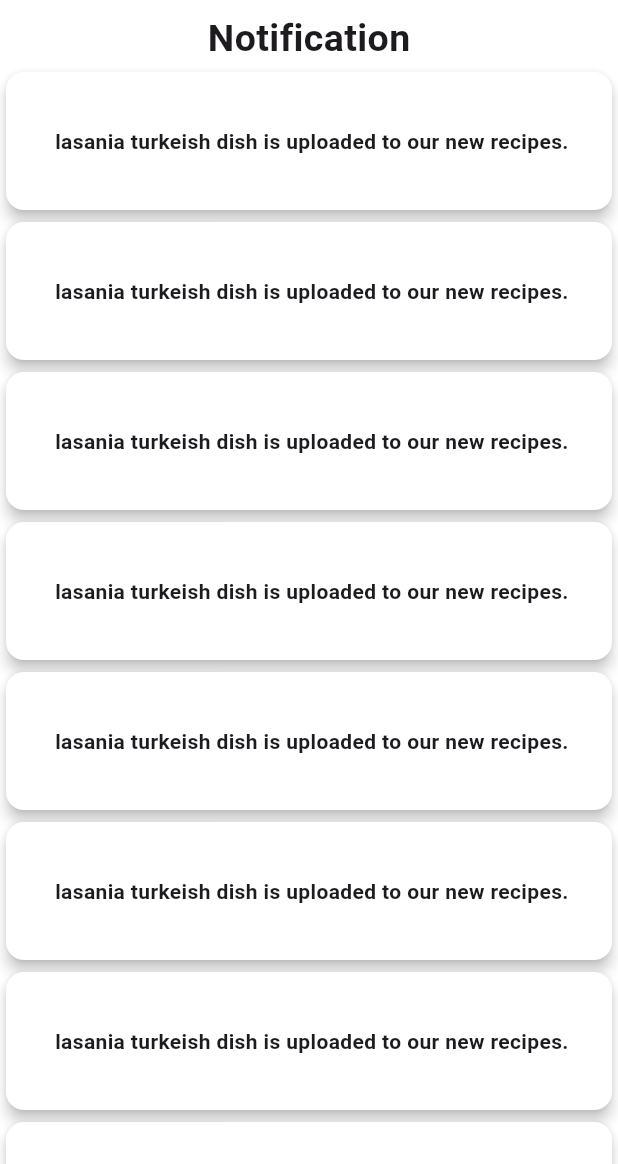
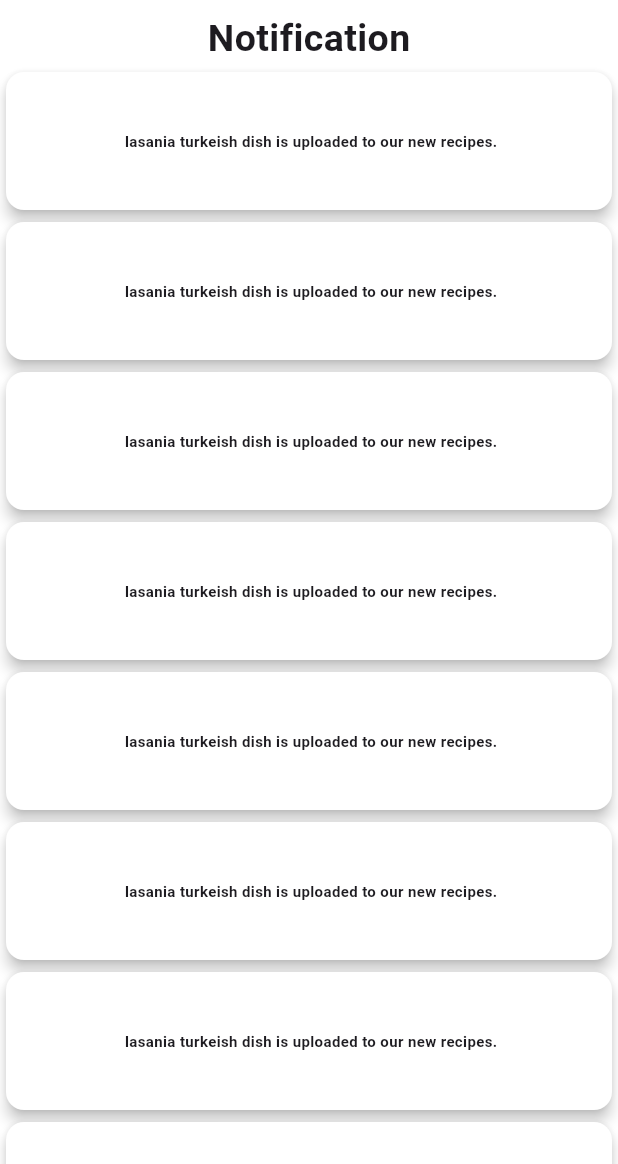
Before and after one commit to Shovon0017/Homemade-Haven, a Flutter app: the NotificationShow screen opened directly, on a phone screen of 412 x 824 dp, the part 72-1236 px from its top. Run offline on Flutter 3.47's test engine with Material 3 defaults, Android fonts, the phone set to English and light mode, and no system bars; our stand-ins replace animated_notch_bottom_bar, carousel_slider, flutter_secure_storage, get, get_storage, shimmer; accounts and stored records are empty.

```diff
--- a/lib/view/screen/notification/notification.dart
+++ b/lib/view/screen/notification/notification.dart
@@ -32,7 +32,7 @@ class NotificationShow extends StatelessWidget {
                     color: Colors.white,
                     child: Center(child: Padding(
                       padding: EdgeInsets.all(8.0),
-                      child: Text(" lasania turkeish dish is uploaded to our new recipes.",style: TextStyle(fontWeight: FontWeight.bold),),
+                      child: Text(" lasania turkeish dish is uploaded to our new recipes.",style: TextStyle(fontSize:10,fontWeight: FontWeight.bold),),
                     )),
                   ),
                 );
```
